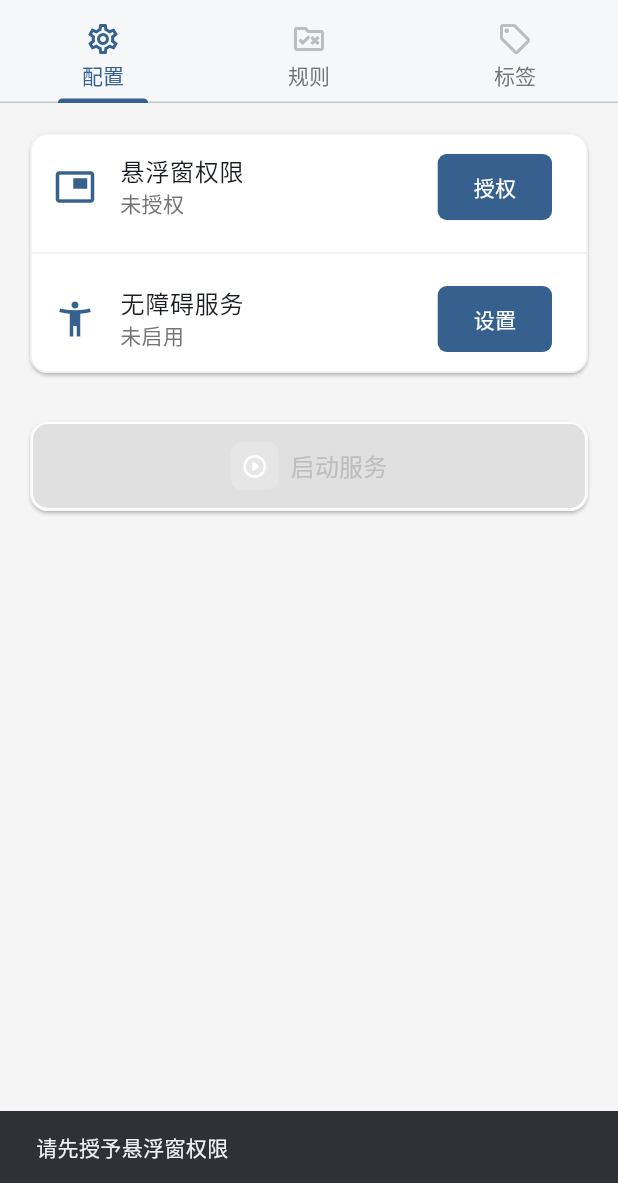
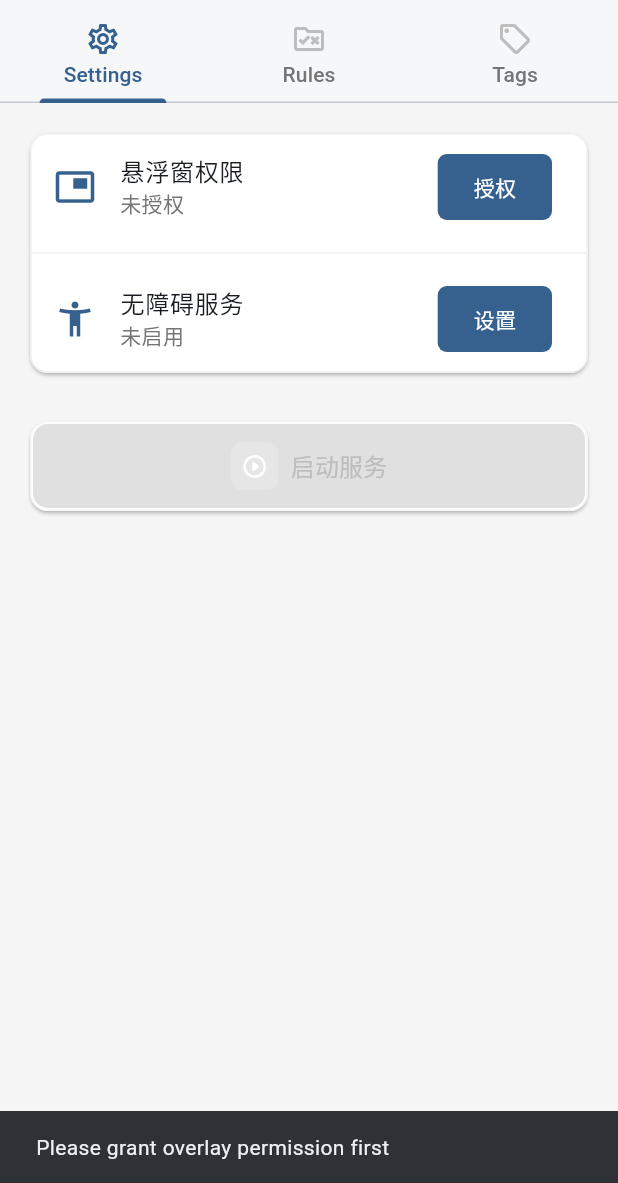
Before and after one commit to Zsbyqx20/AWAttackerApplier, a Flutter app: the screen it shows after launch, tab 2 chosen, on a phone screen of 412 x 824 dp, the part 53-1236 px from its top. Run offline on Flutter 3.47's test engine with Material 3 defaults, Android fonts, the phone set to English and light mode, and no system bars; our stand-ins replace shared_preferences; missing offline and left inert: flutter_background_service; generated files the repository leaves out were written again.

Commit message:
feat: enhance localization for main page UI and permission messages
- Added new localized strings for English and Chinese in app_en.arb and app_zh.arb, including tabs for Settings, Rules, and Tags, as well as messages for overlay and accessibility permission requirements.
- Updated MainPage to utilize localized strings for tab labels and permission-related snack bar messages, improving user experience and accessibility.
- Refactored code to ensure dynamic localization support for UI elements, enhancing clarity and usability across different languages.

```diff
--- a/lib/l10n/app_en.arb
+++ b/lib/l10n/app_en.arb
@@ -271,5 +271,25 @@
     "emptyRuleList": "No rules yet",
     "@emptyRuleList": {
         "description": "Message shown when rule list is empty"
+    },
+    "configTab": "Settings",
+    "@configTab": {
+        "description": "Text for settings tab in main page"
+    },
+    "rulesTab": "Rules",
+    "@rulesTab": {
+        "description": "Text for rules tab in main page"
+    },
+    "tagsTab": "Tags",
+    "@tagsTab": {
+        "description": "Text for tags tab in main page"
+    },
+    "overlayPermissionRequired": "Please grant overlay permission first",
+    "@overlayPermissionRequired": {
+        "description": "Message shown when overlay permission is required"
+    },
+    "accessibilityPermissionRequired": "Please grant accessibility permission first",
+    "@accessibilityPermissionRequired": {
+        "description": "Message shown when accessibility permission is required"
     }
 }
--- a/lib/l10n/app_zh.arb
+++ b/lib/l10n/app_zh.arb
@@ -271,5 +271,25 @@
     "emptyRuleList": "暂无规则",
     "@emptyRuleList": {
         "description": "Message shown when rule list is empty"
+    },
+    "configTab": "配置",
+    "@configTab": {
+        "description": "Text for settings tab in main page"
+    },
+    "rulesTab": "规则",
+    "@rulesTab": {
+        "description": "Text for rules tab in main page"
+    },
+    "tagsTab": "标签",
+    "@tagsTab": {
+        "description": "Text for tags tab in main page"
+    },
+    "overlayPermissionRequired": "请先授予悬浮窗权限",
+    "@overlayPermissionRequired": {
+        "description": "Message shown when overlay permission is required"
+    },
+    "accessibilityPermissionRequired": "请先授予无障碍服务权限",
+    "@accessibilityPermissionRequired": {
+        "description": "Message shown when accessibility permission is required"
     }
 }
--- a/lib/pages/main_page.dart
+++ b/lib/pages/main_page.dart
@@ -1,4 +1,5 @@
 import 'package:flutter/material.dart';
+import 'package:flutter_gen/gen_l10n/app_localizations.dart';
 
 import 'rule/rule_list_page.dart';
 import 'server_config_page.dart';
@@ -32,14 +33,15 @@ class _MainPageState extends State<MainPage>
 
   void _handleTabChange() {
     if (_tabController.index > 0) {
+      final l10n = AppLocalizations.of(context)!;
       if (!_hasOverlayPermission) {
         ScaffoldMessenger.of(context).showSnackBar(
-          const SnackBar(content: Text('请先授予悬浮窗权限')),
+          SnackBar(content: Text(l10n.overlayPermissionRequired)),
         );
         _tabController.animateTo(0);
       } else if (!_hasAccessibilityPermission) {
         ScaffoldMessenger.of(context).showSnackBar(
-          const SnackBar(content: Text('请先授予无障碍服务权限')),
+          SnackBar(content: Text(l10n.accessibilityPermissionRequired)),
         );
         _tabController.animateTo(0);
       }
@@ -60,6 +62,8 @@ class _MainPageState extends State<MainPage>
 
   @override
   Widget build(BuildContext context) {
+    final l10n = AppLocalizations.of(context)!;
+
     return Scaffold(
       backgroundColor: Colors.grey[100],
       appBar: AppBar(
@@ -75,9 +79,9 @@ class _MainPageState extends State<MainPage>
           tabs: [
             Container(
               padding: const EdgeInsets.symmetric(horizontal: 16),
-              child: const Tab(
-                icon: Icon(Icons.settings_outlined),
-                text: '配置',
+              child: Tab(
+                icon: const Icon(Icons.settings_outlined),
+                text: l10n.configTab,
                 height: 60,
               ),
             ),
@@ -89,7 +93,7 @@ class _MainPageState extends State<MainPage>
                         !_hasOverlayPermission || !_hasAccessibilityPermission
                             ? Colors.grey[400]
                             : null),
-                text: '规则',
+                text: l10n.rulesTab,
                 height: 60,
               ),
             ),
@@ -101,7 +105,7 @@ class _MainPageState extends State<MainPage>
                         !_hasOverlayPermission || !_hasAccessibilityPermission
                             ? Colors.grey[400]
                             : null),
-                text: '标签',
+                text: l10n.tagsTab,
                 height: 60,
               ),
             ),
```
